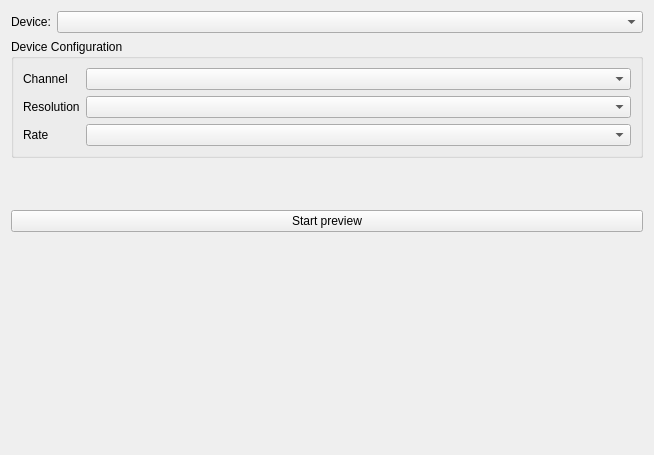
This is src/conf/dlgvideobase.ui in KDE/ring-kde as Qt 5 draws it before an edit. The edited form follows.
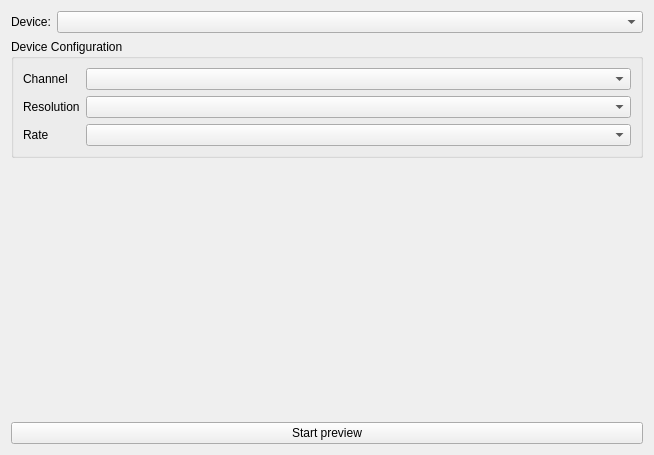
This is the edited form. Custom widgets are drawn as their Qt base class.

Patch:
```diff
--- a/src/conf/dlgvideobase.ui
+++ b/src/conf/dlgvideobase.ui
@@ -109,7 +109,13 @@
     </widget>
    </item>
    <item>
-    <widget class="VideoWidget2" name="m_pPreviewGV" native="true">
+    <widget class="VideoWidget3" name="m_pPreviewGV" native="true">
+     <property name="sizePolicy">
+      <sizepolicy hsizetype="Expanding" vsizetype="Expanding">
+       <horstretch>0</horstretch>
+       <verstretch>0</verstretch>
+      </sizepolicy>
+     </property>
      <property name="minimumSize">
       <size>
        <width>40</width>
@@ -125,19 +131,6 @@
      </property>
     </widget>
    </item>
-   <item>
-    <spacer name="verticalSpacer">
-     <property name="orientation">
-      <enum>Qt::Vertical</enum>
-     </property>
-     <property name="sizeHint" stdset="0">
-      <size>
-       <width>20</width>
-       <height>34</height>
-      </size>
-     </property>
-    </spacer>
-   </item>
   </layout>
  </widget>
  <customwidgets>
@@ -147,9 +140,9 @@
    <header>kcombobox.h</header>
   </customwidget>
   <customwidget>
-   <class>VideoWidget2</class>
+   <class>VideoWidget3</class>
    <extends>QWidget</extends>
-   <header>widgets/videowidget2.h</header>
+   <header>widgets/videowidget3.h</header>
    <container>1</container>
   </customwidget>
  </customwidgets>
```
